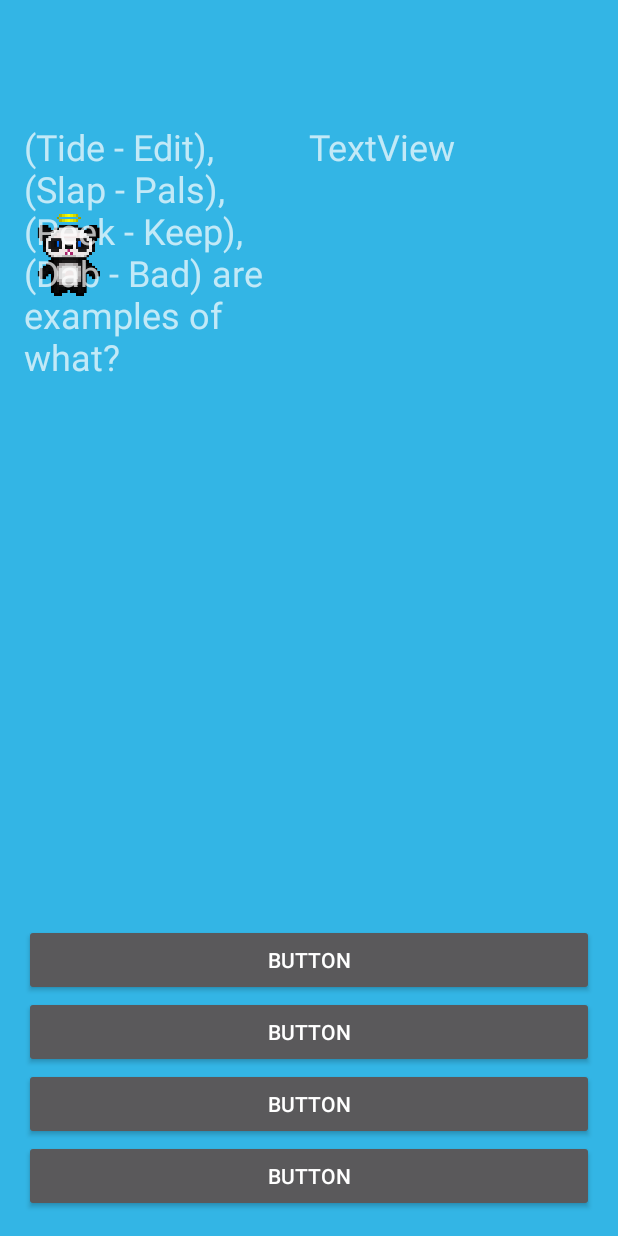
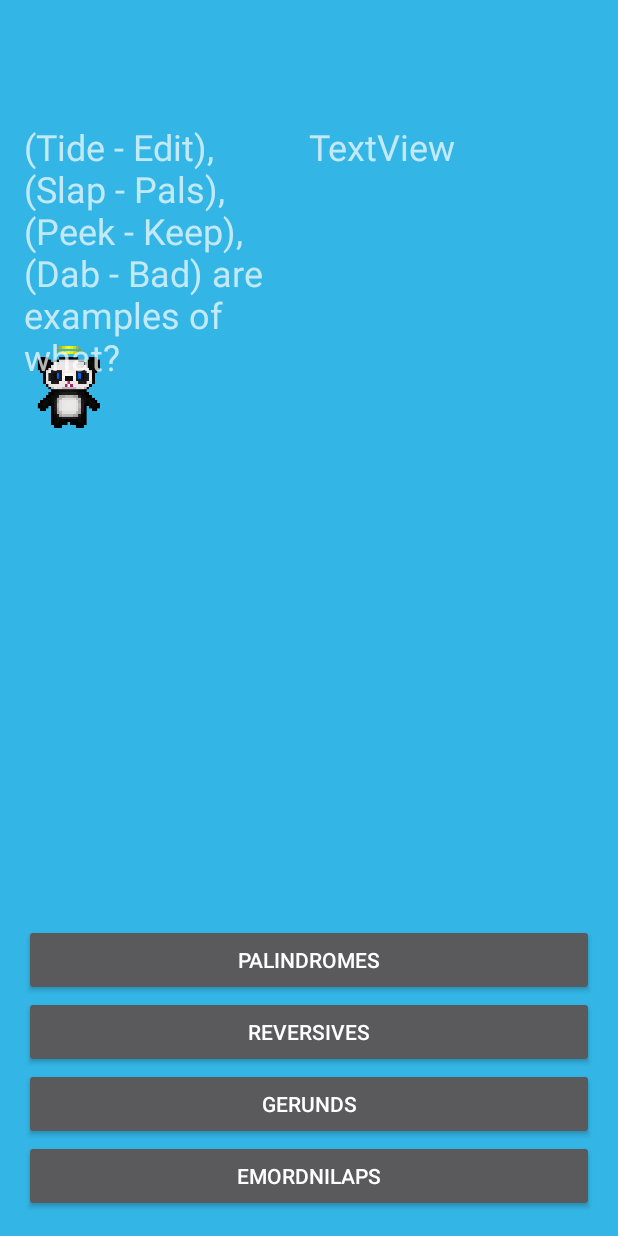
Before and after one commit to cerberus29/Sumultanea, an Android app: the PLAY screen opened directly, with no data from a screen before it, on a phone screen of 412 x 824 dp. Run offline under Robolectric (Android 15) with nearby library versions, the phone set to English and light mode, and no system bars.

Commit message:
Create one answer button per choice and handle click action.

```diff
--- a/app/src/main/java/com/example/cj/sumultanea/PLAY.java
+++ b/app/src/main/java/com/example/cj/sumultanea/PLAY.java
@@ -1,16 +1,19 @@
 package com.example.cj.sumultanea;
 
-import android.app.Activity;
 import android.content.Intent;
 import android.graphics.drawable.AnimationDrawable;
 import android.support.v7.app.AppCompatActivity;
 import android.os.Bundle;
 import android.util.Log;
+import android.view.Gravity;
+import android.view.View;
 import android.widget.Button;
 import android.widget.ImageView;
+import android.widget.LinearLayout;
 import android.widget.TextView;
 
-import static com.example.cj.sumultanea.R.styleable.View;
+import java.util.Random;
+
 import static com.example.cj.sumultanea.simultanea.CHARACTER1;
 import static com.example.cj.sumultanea.simultanea.CHARACTER2;
 import static com.example.cj.sumultanea.simultanea.CHARACTER3;
@@ -18,8 +21,10 @@ import static com.example.cj.sumultanea.simultanea.CHARACTER4;
 import static com.example.cj.sumultanea.simultanea.TAG;
 
 
-public class PLAY extends AppCompatActivity {
+public class PLAY extends AppCompatActivity implements View.OnClickListener {
     private QuizPool quizPool;
+    private Random random;
+    private QuizPool.Entry currentQuestion;
 
     @Override
     protected void onCreate(Bundle savedInstanceState) {
@@ -50,12 +55,53 @@ public class PLAY extends AppCompatActivity {
         AnimationDrawable anim = (AnimationDrawable) imageView.getDrawable();
         anim.start();
         quizPool = new QuizPool(this);
+        random = new Random();
         newQuestion();
     }
 
     private void newQuestion() {
-        QuizPool.Entry entry = quizPool.getQuestion();
+        currentQuestion = quizPool.getQuestion();
         TextView questionText = (TextView) findViewById(R.id.textView4);
-        questionText.setText(entry.question);
+        questionText.setText(currentQuestion.question);
+        LinearLayout answersLayout = (LinearLayout) findViewById(R.id.answersLayout);
+
+        // We clear-out the old buttons, and create new ones for the current question
+        answersLayout.removeAllViews();
+        int count = 0;
+        for (QuizPool.Answer answer: currentQuestion.answers) {
+            Button button = new Button(this);
+            button.setText(answer.text);
+            button.setOnClickListener(this);
+            LinearLayout.LayoutParams lp = new LinearLayout.LayoutParams(LinearLayout.LayoutParams.MATCH_PARENT, LinearLayout.LayoutParams.WRAP_CONTENT);
+            lp.gravity = Gravity.CENTER;
+            button.setLayoutParams(lp);
+            if (count == 0) {
+                answersLayout.addView(button);
+            } else {
+                // insert at random position
+                int index = random.nextInt(count);
+                answersLayout.addView(button, index);
+            }
+            count++;
+        }
+    }
+
+    @Override
+    public void onClick(View v) {
+        Button button = (Button) v;
+        // Check which answer correspond that button.
+        for (QuizPool.Answer answer: currentQuestion.answers) {
+            if (answer.text.equals(button.getText())) {
+                if (answer.correct) {
+                    Log.d(TAG, "Correct!");
+                    // TODO: increment score, display something
+                } else {
+                    Log.d(TAG, "Incorrect!");
+                    // TODO: display something
+                }
+                newQuestion();
+                return;
+            }
+        }
     }
 }
--- a/app/src/main/java/com/example/cj/sumultanea/QuizPool.java
+++ b/app/src/main/java/com/example/cj/sumultanea/QuizPool.java
@@ -20,20 +20,24 @@ import java.util.Random;
 
 import static android.content.Context.MODE_PRIVATE;
 
-public class QuizPool {
+/**
+ * As the name indicates, this class provides a pool of questions for the quiz.
+ * The list of questions is read from an XML file and stored in a list.
+ */
+class QuizPool {
     private static final String TAG = "QuizPool";
     private static final String poolFileName = "quizpool.xml";
     private Context context;
     private List<Entry> entries;
     private Random random;
 
-    public QuizPool(Context context) {
+    QuizPool(Context context) {
         this.context = context;
         random = new Random();
         refresh();
     }
 
-    public Entry getQuestion() {
+    Entry getQuestion() {
         if (entries == null || entries.isEmpty())
             return null;
         return entries.get(random.nextInt(entries.size()));
@@ -41,9 +45,13 @@ public class QuizPool {
 
     private void refresh() {
         File localPoolFile = context.getFileStreamPath(poolFileName);
-        // On first run, or whenever the app is updated, copy the default quizpool file from our
-        // resources to the app private data. It can be refreshed later with a new copy from
-        // internet (todo)
+        Boolean needsUpdate = false;
+
+        // Check if we already have a quiz pool file installed
+        if (!localPoolFile.exists()) {
+            needsUpdate = true;
+        } else {
+            // Check if the current xml file is outdated (older than the app)
             long lastUpdateTime = 0;
             try {
                 PackageInfo packageInfo = context.getPackageManager().getPackageInfo(context.getPackageName(), 0);
@@ -53,7 +61,14 @@ public class QuizPool {
                 return;
             }
             long lastModified = localPoolFile.lastModified();
-        if (!localPoolFile.exists() || lastModified < lastUpdateTime) {
+            if (lastModified < lastUpdateTime) {
+                needsUpdate = true;
+            }
+        }
+
+        if (needsUpdate) {
+            // Install a copy of the default XML (TODO: attempt to fetch newer list from Internet)
+            // Following example from: https://developer.android.com/reference/android/content/Context.html#getExternalFilesDir(java.lang.String)
             try {
                 InputStream is = context.getResources().openRawResource(R.raw.quizpool);
                 OutputStream os = context.openFileOutput(poolFileName, MODE_PRIVATE);
@@ -68,8 +83,7 @@ public class QuizPool {
             }
         }
 
-        //TODO: launch a background task top download a new version of the quiz pool file
-
+        // Now parse the XML file and refresh our list of questions
         FileInputStream stream;
         try {
             stream = context.openFileInput(poolFileName);
@@ -84,6 +98,7 @@ public class QuizPool {
         }
     }
 
+    // XML parsing code following the example from: https://developer.android.com/training/basics/network-ops/xml.html
     // We don't use namespaces
     private static final String ns = null;
     private static final String KEY_QUIZ = "quiz";
--- a/app/src/main/res/layout/activity_play.xml
+++ b/app/src/main/res/layout/activity_play.xml
@@ -12,41 +12,43 @@
     tools:context="com.example.cj.sumultanea.PLAY"
     android:background="@android:color/holo_blue_light">
 
-    <Button
-        android:text="Button"
+    <LinearLayout
+        android:id="@+id/answersLayout"
         android:layout_width="match_parent"
         android:layout_height="wrap_content"
         android:layout_alignParentBottom="true"
-        android:id="@+id/answer4"
-        android:gravity="center"
-        android:layout_alignParentStart="true" />
+        android:layout_alignParentStart="true"
+        android:orientation="vertical">
 
         <Button
             android:text="Button"
+            android:id="@+id/answer4"
             android:layout_width="match_parent"
             android:layout_height="wrap_content"
-        android:id="@+id/answer3"
-        android:layout_above="@+id/answer4"
-        android:gravity="center"
-        android:layout_alignParentStart="true" />
+            android:gravity="center" />
 
         <Button
             android:text="Button"
+            android:id="@+id/answer3"
             android:layout_width="match_parent"
             android:layout_height="wrap_content"
-        android:id="@+id/answer2"
-        android:layout_above="@+id/answer3"
-        android:gravity="center"
-        android:layout_alignParentStart="true" />
+            android:gravity="center" />
 
         <Button
             android:text="Button"
+            android:id="@+id/answer2"
             android:layout_width="match_parent"
             android:layout_height="wrap_content"
+            android:gravity="center" />
+
+        <Button
+            android:text="Button"
             android:id="@+id/answer"
-        android:layout_above="@+id/answer2"
-        android:gravity="center"
-        android:layout_alignParentStart="true" />
+            android:layout_width="match_parent"
+            android:layout_height="wrap_content"
+            android:gravity="center" />
+
+    </LinearLayout>
 
     <LinearLayout
         android:orientation="vertical"
```
Lines whose indentation alone changed are shown as unchanged.
